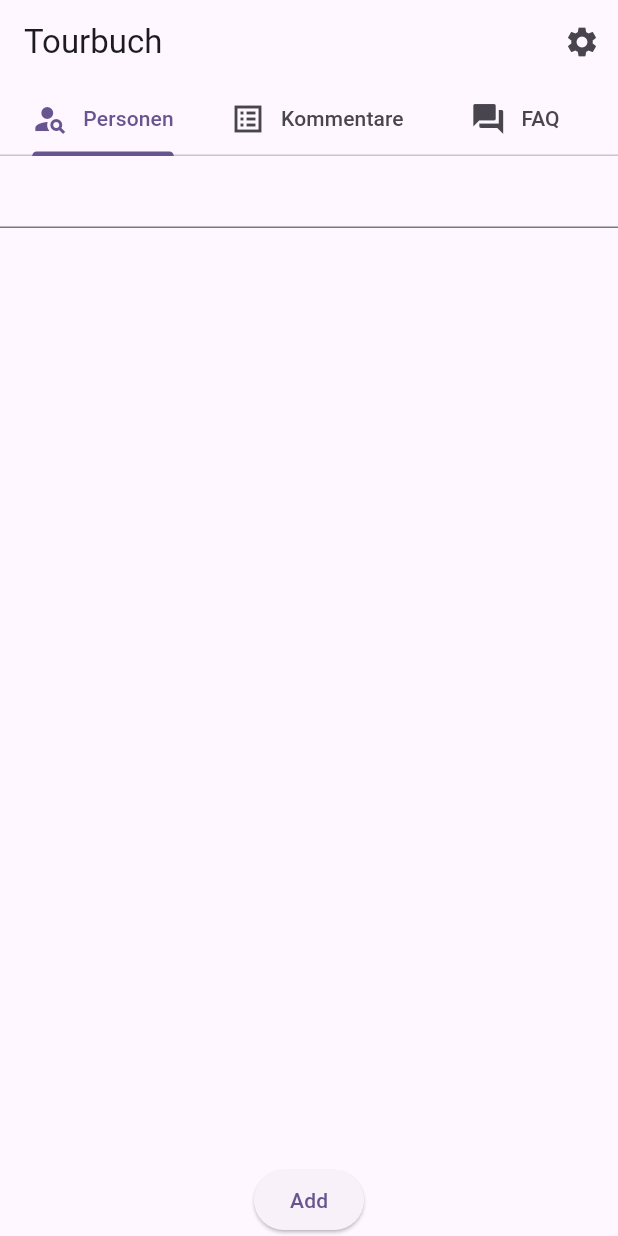
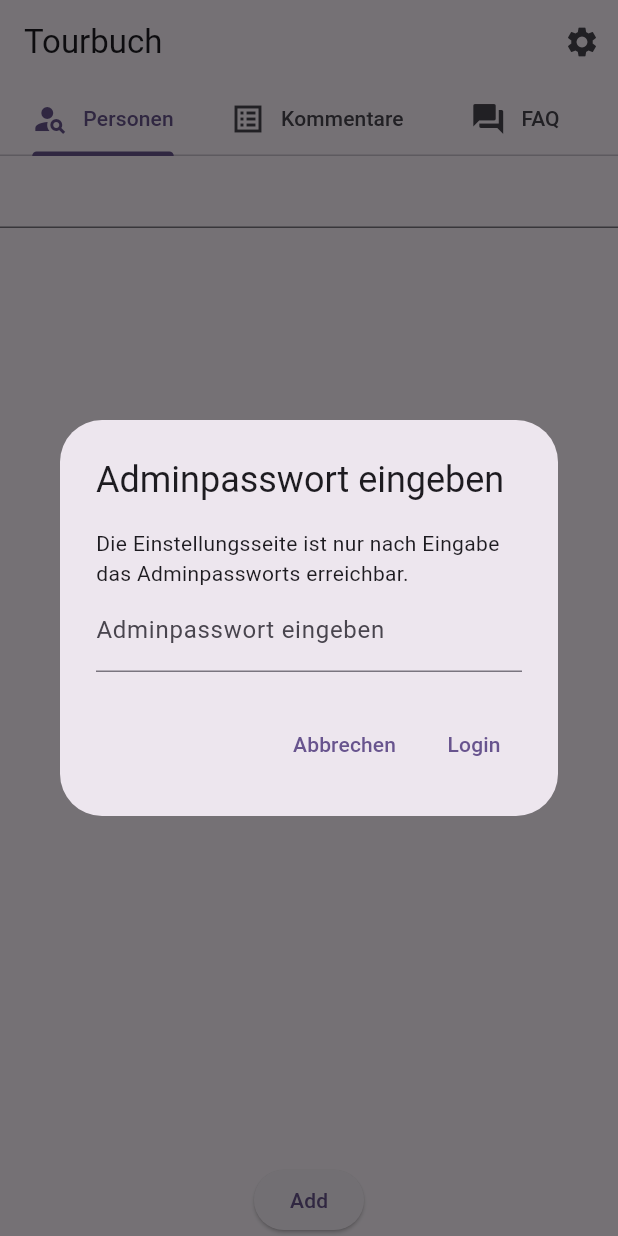
Before and after one commit to james-jenkinson/boh-tourbuch, a Flutter app: the screen it shows after launch, after a tap on the "settings" icon, on a phone screen of 412 x 824 dp. Run offline on Flutter 3.47's test engine with Material 2 defaults, Android fonts, the phone set to English and light mode, and no system bars; our stand-ins replace flutter_bloc, sqflite_sqlcipher; missing offline and left inert: fuzzywuzzy; accounts and stored records are empty.

```diff
--- a/lib/databases/database.dart
+++ b/lib/databases/database.dart
@@ -65,7 +65,33 @@ class DatabaseInstance {
     await database.execute("create table $productTypeTable ("
         "id integer primary key, "
         "name text not null, "
-        "material_icon_identifier text not null"
+        "symbol text not null, "
+        "deletable int not null, "
+        "days_blocked int not null"
         ")");
+    await database.insert(productTypeTable, {
+      'name': 'Zelt',
+      'symbol': '⛺',
+      'days_blocked': 90,
+      'deletable': 0
+    });
+    await database.insert(productTypeTable, {
+      'name': 'Schlafsack',
+      'symbol': '💤',
+      'days_blocked': 90,
+      'deletable': 0
+    });
+    await database.insert(productTypeTable, {
+      'name': 'Isomatte',
+      'symbol': '🛏️',
+      'days_blocked': 90,
+      'deletable': 0
+    });
+    await database.insert(productTypeTable, {
+      'name': 'Rucksack',
+      'symbol': '🎒',
+      'days_blocked': 90,
+      'deletable': 0
+    });
   }
 }
--- a/lib/main.dart
+++ b/lib/main.dart
@@ -1,9 +1,7 @@
-import 'package:boh_tourbuch/screens/comments/comments_screen.dart';
-import 'package:boh_tourbuch/screens/faq/faq_screen.dart';
+import 'package:boh_tourbuch/screens/home/home_screen.dart';
 import 'package:boh_tourbuch/screens/new_order/new_order_screen.dart';
 import 'package:boh_tourbuch/screens/orders/orders_screen.dart';
-import 'package:boh_tourbuch/screens/person_list/person_list_screen.dart';
-import 'package:boh_tourbuch/widgets/main_menu_tab.dart';
+import 'package:boh_tourbuch/screens/settings/settings_screen.dart';
 import 'package:flutter/material.dart';
 import 'package:flutter/services.dart';
 
@@ -25,28 +23,11 @@ class MyApp extends StatelessWidget {
         colorScheme: ColorScheme.fromSeed(seedColor: Colors.deepPurple),
         useMaterial3: true,
       ),
-      home: DefaultTabController(
-        length: 3,
-        child: Scaffold(
-            appBar: AppBar(
-              title: const Text('Tourbuch'),
-              actions: [
-                IconButton(onPressed: () {}, icon: const Icon(Icons.settings))
-              ],
-              bottom: const TabBar(
-                tabs: [
-                  MainMenuTab(title: 'Personen', iconData: Icons.person_search),
-                  MainMenuTab(title: 'Kommentare', iconData: Icons.list_alt_sharp),
-                  MainMenuTab(title: 'FAQ', iconData: Icons.question_answer)
-                ],
-              ),
-            ),
-            body: const TabBarView(
-                children: [PersonListScreen(), CommentsScreen(), FaqScreen()])),
-      ),
+      home: const HomeScreen(),
       routes: {
         '/order': (context) => const OrdersScreen(),
-        '/new_order': (context) => const NewOrderScreen()
+        '/new_order': (context) => const NewOrderScreen(),
+        '/settings': (context) => const SettingsScreen()
       },
     );
   }
--- a/lib/repository/product_type_repository.dart
+++ b/lib/repository/product_type_repository.dart
@@ -12,4 +12,10 @@ class ProductTypeRepository {
 
   Future<ProductType?> getProductTypeById(int id) =>
       _productTypeDao.getProductTypeById(id);
+
+  Future<int> deleteProductTypeById(int id) =>
+      _productTypeDao.deleteProductTypeById(id);
+
+  Future<int> updateProductType(ProductType productType) =>
+      _productTypeDao.updateProductType(productType);
 }
--- /dev/null
+++ b/lib/screens/home/bloc/home_bloc.dart
@@ -0,0 +1,27 @@
+import 'package:flutter/cupertino.dart';
+import 'package:flutter_bloc/flutter_bloc.dart';
+part 'home_event.dart';
+part 'home_state.dart';
+
+class HomeBloc extends Bloc<HomeEvent, HomeState> {
+
+  TextEditingController password = TextEditingController();
+  final String _adminPassword = 'boh'; // TODO vllt in secrets oder so auslagern
+
+  HomeBloc() : super(HomeInitial()) {
+    on<HomeEvent>((event, emit) {
+      if (event is OpenSettingsDialogEvent) {
+        emit(OpenSettingsDialog());
+      } else if (event is DialogCompletedEvent) {
+        if (event.login) {
+          if (password.value.text == _adminPassword) {
+            password.text = '';
+            emit(NavigateToSettings());
+          } else {
+            emit(WrongPassword());
+          }
+        }
+      }
+    });
+  }
+}
--- /dev/null
+++ b/lib/screens/home/bloc/home_event.dart
@@ -0,0 +1,17 @@
+part of 'home_bloc.dart';
+
+@immutable
+abstract class HomeEvent {}
+
+class OpenSettingsDialogEvent extends HomeEvent {
+  OpenSettingsDialogEvent();
+}
+
+class DialogCompletedEvent extends HomeEvent {
+  final bool login;
+  DialogCompletedEvent(this.login);
+}
+
+class CloseDialogEvent extends HomeEvent {
+  CloseDialogEvent();
+}
--- /dev/null
+++ b/lib/screens/home/bloc/home_state.dart
@@ -0,0 +1,12 @@
+part of 'home_bloc.dart';
+
+@immutable
+abstract class HomeState {}
+
+class HomeInitial extends HomeState {}
+
+class OpenSettingsDialog extends HomeState {}
+
+class NavigateToSettings extends HomeState {}
+
+class WrongPassword extends HomeState {}
--- /dev/null
+++ b/lib/screens/home/home_screen.dart
@@ -0,0 +1,111 @@
+import 'package:boh_tourbuch/screens/home/bloc/home_bloc.dart';
+import 'package:flutter/material.dart';
+import 'package:flutter_bloc/flutter_bloc.dart';
+
+import '../../widgets/main_menu_tab.dart';
+import '../comments/comments_screen.dart';
+import '../faq/faq_screen.dart';
+import '../person_list/person_list_screen.dart';
+
+class HomeScreen extends StatefulWidget {
+  const HomeScreen({super.key});
+
+  @override
+  State<HomeScreen> createState() => _HomeScreenState();
+}
+
+class _HomeScreenState extends State<HomeScreen> {
+  late HomeBloc _homeBloc;
+
+  @override
+  void initState() {
+    _homeBloc = HomeBloc();
+    super.initState();
+  }
+
+  @override
+  void dispose() {
+    _homeBloc.close();
+    super.dispose();
+  }
+
+  @override
+  Widget build(BuildContext context) {
+    return BlocListener(
+        bloc: _homeBloc,
+        listener: (context, state) async {
+          if (state is OpenSettingsDialog) {
+            _homeBloc.add(
+                DialogCompletedEvent(await buildShowDialog(context, false)));
+          } else if (state is WrongPassword) {
+            _homeBloc.add(
+                DialogCompletedEvent(await buildShowDialog(context, true)));
+          } else if (state is NavigateToSettings) {
+            Navigator.pushNamed(context, '/settings')
+                .then((value) => _homeBloc.add(CloseDialogEvent()));
+          }
+        },
+        child: DefaultTabController(
+          length: 3,
+          child: Scaffold(
+              appBar: AppBar(
+                title: const Text('Tourbuch'),
+                actions: [
+                  IconButton(
+                      onPressed: () => _homeBloc.add(OpenSettingsDialogEvent()),
+                      icon: const Icon(Icons.settings))
+                ],
+                bottom: const TabBar(
+                  tabs: [
+                    MainMenuTab(
+                        title: 'Personen', iconData: Icons.person_search),
+                    MainMenuTab(
+                        title: 'Kommentare', iconData: Icons.list_alt_sharp),
+                    MainMenuTab(title: 'FAQ', iconData: Icons.question_answer)
+                  ],
+                ),
+              ),
+              body: const TabBarView(children: [
+                PersonListScreen(),
+                CommentsScreen(),
+                FaqScreen()
+              ])),
+        ));
+  }
+
+  Future<dynamic> buildShowDialog(BuildContext context, bool wrongPassword) {
+    return showDialog(
+        context: context,
+        builder: (context) {
+          return AlertDialog(
+            title: const Text('Adminpasswort eingeben'),
+            content: Column(
+              mainAxisSize: MainAxisSize.min,
+              children: [
+                const Text('Die Einstellungsseite ist nur nach Eingabe das '
+                    'Adminpassworts erreichbar.'),
+                TextField(
+                  obscureText: true,
+                  autocorrect: false,
+                  enableSuggestions: false,
+                  controller: _homeBloc.password,
+                  decoration: InputDecoration(
+                      labelText: 'Adminpasswort eingeben',
+                      errorText: wrongPassword
+                          ? 'Das eingegebene Passwort ist falsch.'
+                          : null),
+                ),
+              ],
+            ),
+            actions: [
+              TextButton(
+                  onPressed: () => Navigator.pop(context, false),
+                  child: const Text('Abbrechen')),
+              TextButton(
+                  onPressed: () => Navigator.pop(context, true),
+                  child: const Text('Login'))
+            ],
+          );
+        });
+  }
+}
```
Also changed, not shown: lib/dao/product_type_dao.dart (+17 -2 lines), lib/models/product_type.dart (+8 -2 lines), lib/screens/settings/bloc/settings_bloc.dart (added, +35 -0 lines), lib/screens/settings/bloc/settings_event.dart (added, +36 -0 lines), lib/screens/settings/bloc/settings_state.dart (added, +18 -0 lines), lib/screens/settings/settings_screen.dart (added, +103 -0 lines), lib/widgets/edit_product_type_dialog/bloc/edit_product_type_dialog_bloc.dart (added, +61 -0 lines), lib/widgets/edit_product_type_dialog/bloc/edit_product_type_dialog_event.dart (added, +17 -0 lines), lib/widgets/edit_product_type_dialog/bloc/edit_product_type_dialog_state.dart (added, +17 -0 lines), lib/widgets/edit_product_type_dialog/edit_product_type_dialog.dart (added, +119 -0 lines), 1 other file.
